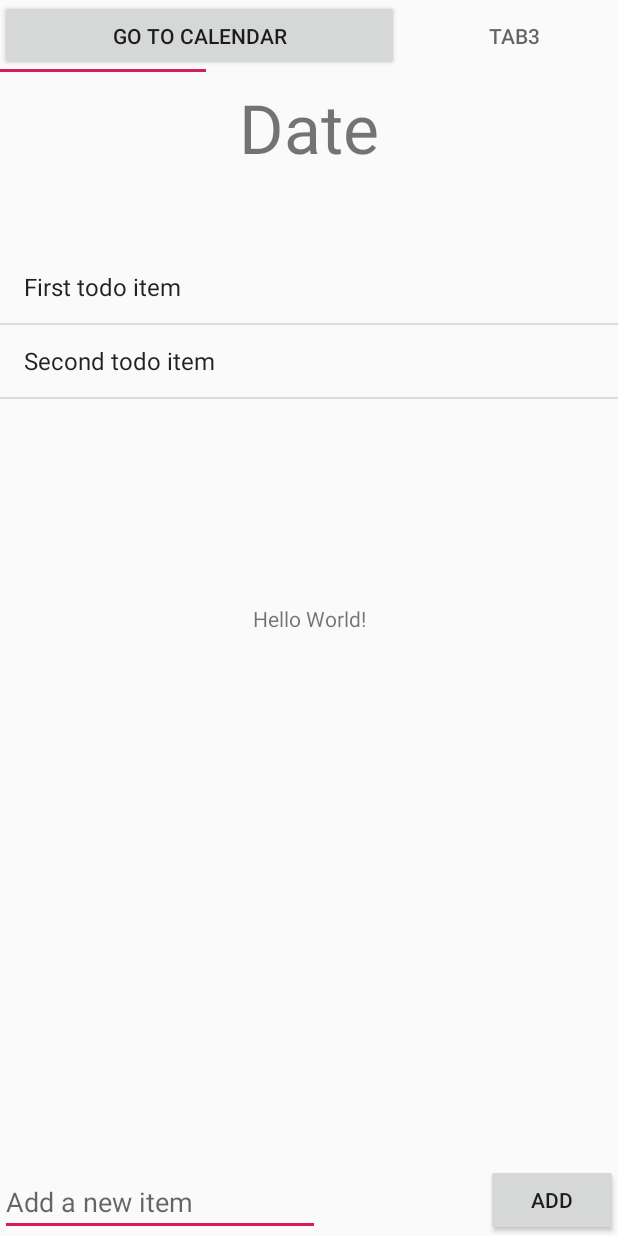
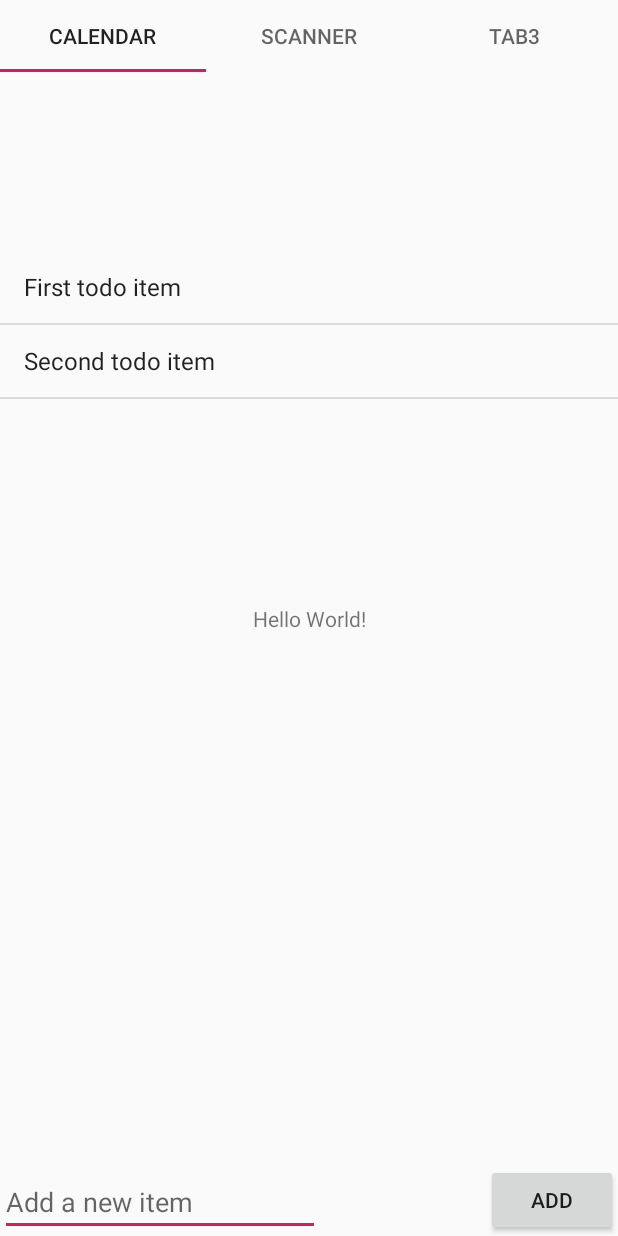
Before and after one commit to maxinepqk/Foodprint, an Android app: the screen it shows after launch (MainActivity), on a phone screen of 412 x 824 dp. Run offline under Robolectric (Android 15) with nearby library versions, the phone set to English and light mode, and no system bars.

Commit message:
activity_main changed
removed stuff and moved it to fragment_calender

```diff
--- a/app/src/main/res/layout/activity_main.xml
+++ b/app/src/main/res/layout/activity_main.xml
@@ -56,37 +56,4 @@
         app:layout_anchor="@+id/include"
         app:layout_anchorGravity="left|bottom" />
 
-    <android.support.constraint.ConstraintLayout xmlns:android="http://schemas.android.com/apk/res/android"
-        xmlns:app="http://schemas.android.com/apk/res-auto"
-        xmlns:tools="http://schemas.android.com/tools"
-        android:layout_width="match_parent"
-        android:layout_height="match_parent"
-        tools:context="ganeshannt.calendarview.MainActivity">
-
-        <TextView
-            android:id="@+id/date"
-            android:layout_width="0dp"
-            android:layout_height="86dp"
-            android:text="Date"
-            android:textAlignment="center"
-            android:textSize="45sp"
-            android:visibility="visible"
-            app:layout_constraintBottom_toBottomOf="parent"
-            app:layout_constraintHorizontal_bias="1.0"
-            app:layout_constraintLeft_toLeftOf="parent"
-            app:layout_constraintRight_toRightOf="parent"
-            app:layout_constraintTop_toTopOf="parent"
-            app:layout_constraintVertical_bias="0.074" />
-
-        <Button
-            android:id="@+id/btngocalendar"
-            android:layout_width="266dp"
-            android:layout_height="47dp"
-            android:text="Go to calendar"
-            tools:ignore="MissingConstraints"
-            tools:layout_editor_absoluteX="61dp"
-            tools:layout_editor_absoluteY="1dp" />
-
-    </android.support.constraint.ConstraintLayout>
-
 </android.support.design.widget.CoordinatorLayout>
```
